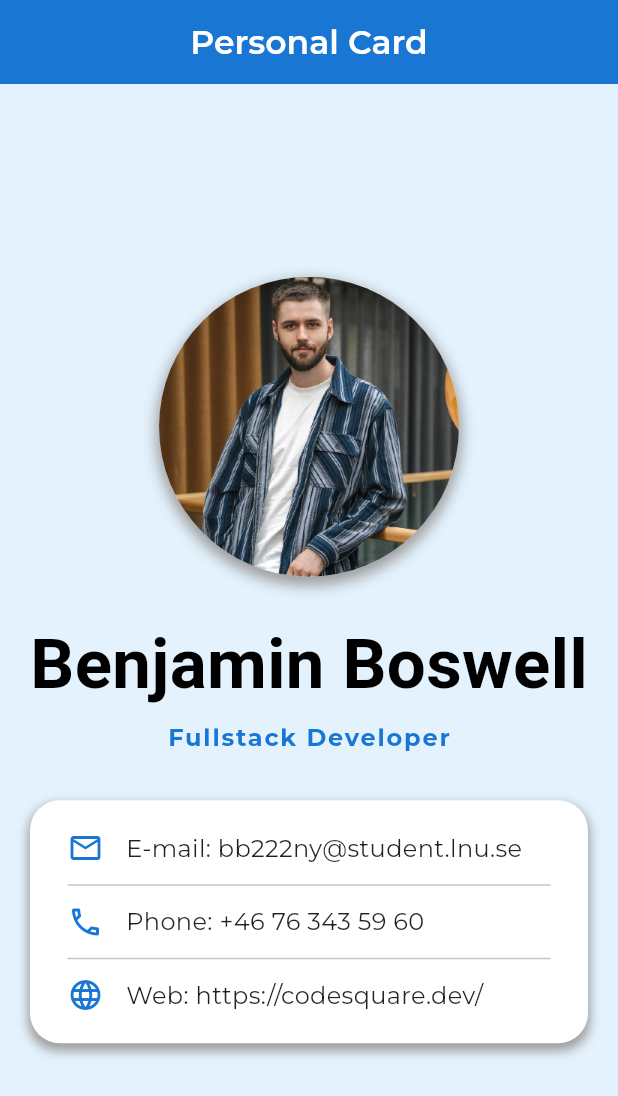
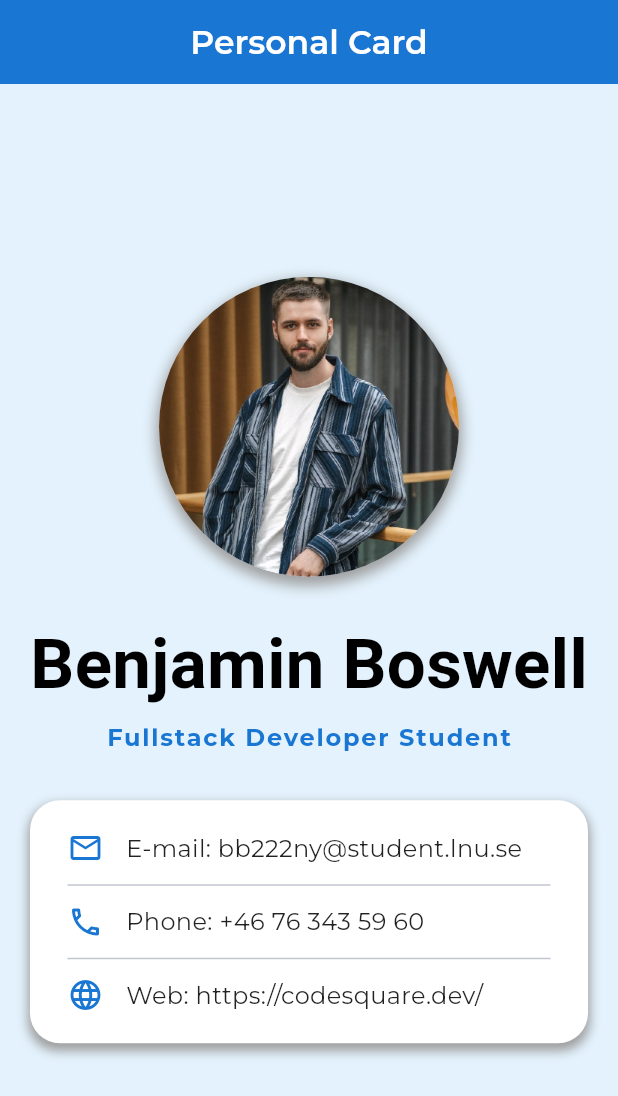
Before and after one commit to boswellbenjamin/Assignment-1-The-Me-Card, a Flutter app: the screen it shows after launch, on a phone screen of 412 x 824 dp. Shown: the top 1096 px of the screen. Run offline on Flutter 3.47's test engine with Material 3 defaults, Android fonts, the phone set to English and light mode, and no system bars; our stand-ins replace google_fonts.

Commit message:
Update main.dart to remove debug banner and correct title to 'Fullstack Developer Student'

```diff
--- a/lib/main.dart
+++ b/lib/main.dart
@@ -16,7 +16,6 @@ class MyApp extends StatelessWidget {
         colorScheme: ColorScheme.fromSeed(seedColor: Colors.blue.shade700),
         useMaterial3: true,
       ),
-      debugShowCheckedModeBanner: false,
       home: Scaffold(
         backgroundColor: Colors.blue.shade50,
         appBar: AppBar(
@@ -68,7 +67,7 @@ class MyApp extends StatelessWidget {
 
                 const SizedBox(height: 5),
                 Text(
-                  'Fullstack Developer',
+                  'Fullstack Developer Student',
                   style: GoogleFonts.montserrat(
                     fontSize: 16,
                     fontWeight: FontWeight.bold,
```
